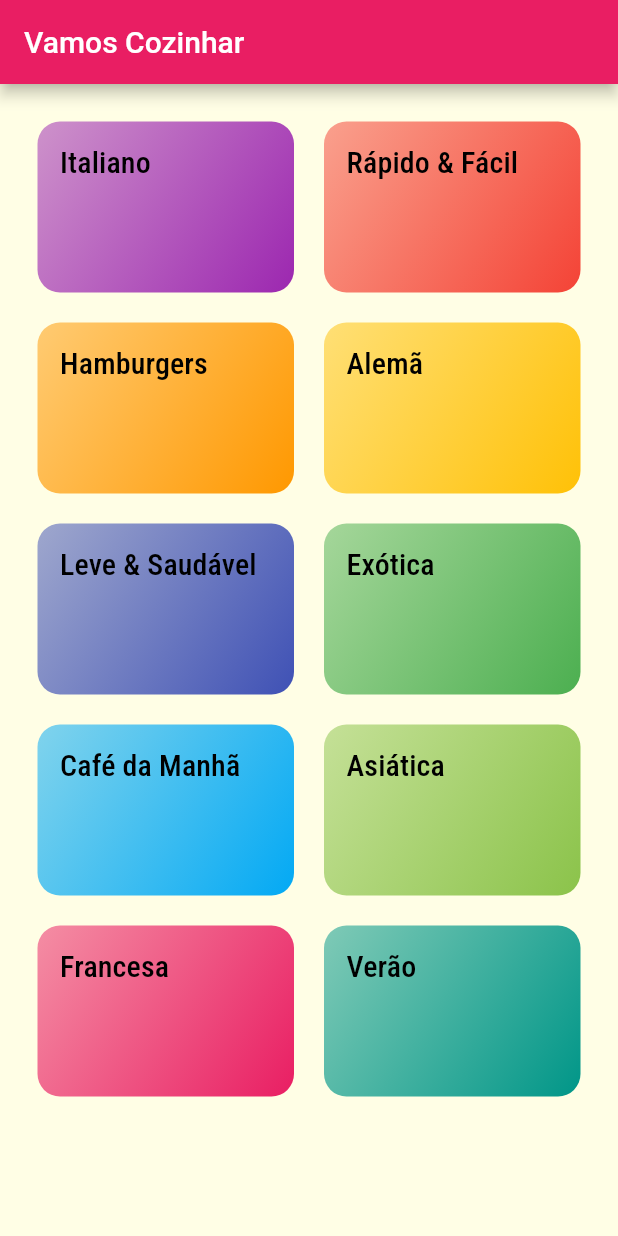
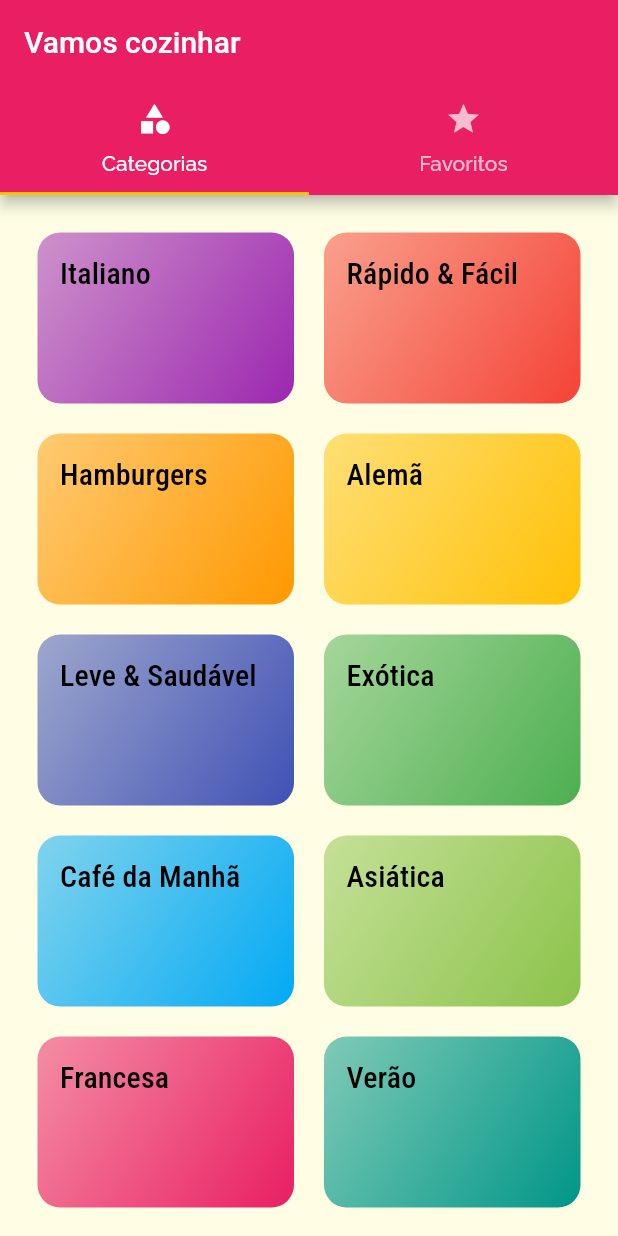
Before and after one commit to avelar42/Meals, a Flutter app: the screen it shows after launch, on a phone screen of 412 x 824 dp. Run offline on Flutter 3.47's test engine with Material 2 defaults, Android fonts, the phone set to English and light mode, and no system bars.

Commit message:
Create tab bar

```diff
--- a/lib/main.dart
+++ b/lib/main.dart
@@ -3,6 +3,7 @@ import 'screens/categories_screen.dart';
 import 'screens/categories_meals_screen.dart';
 import 'screens/meal_detail_screen.dart';
 import 'utils/app_routes.dart';
+import 'screens/tabs_screen.dart';
 
 void main() {
   runApp(const MyApp());
@@ -15,7 +16,7 @@ class MyApp extends StatelessWidget {
   Widget build(BuildContext context) {
     return MaterialApp(
       routes: {
-        AppRoutes.HOME: (ctx) => CategoriesScreen(),
+        AppRoutes.HOME: (ctx) => TabsScreen(),
         AppRoutes.CATEGORIES_MEALS: (ctx) => CategoriesMealsScreen(),
         AppRoutes.MEAL_DETAIL: (ctx) => MealDetailScreen()
       },
--- a/lib/screens/categories_screen.dart
+++ b/lib/screens/categories_screen.dart
@@ -5,11 +5,7 @@ import '../data/dummy_data.dart';
 class CategoriesScreen extends StatelessWidget {
   @override
   Widget build(BuildContext context) {
-    return Scaffold(
-      appBar: AppBar(
-        title: Text("Vamos Cozinhar"),
-      ),
-      body: GridView(
+    return GridView(
       padding: const EdgeInsets.all(25),
       gridDelegate: SliverGridDelegateWithMaxCrossAxisExtent(
           maxCrossAxisExtent: 200,
@@ -19,7 +15,6 @@ class CategoriesScreen extends StatelessWidget {
       children: dummyCategories.map((cat) {
         return CategoryItem(cat);
       }).toList(),
-      ),
     );
   }
 }
--- /dev/null
+++ b/lib/screens/favorite_screen.dart
@@ -0,0 +1,10 @@
+import 'package:flutter/material.dart';
+
+class FavoriteScreen extends StatelessWidget {
+  @override
+  Widget build(BuildContext context) {
+    return Center(
+      child: Text('Minhas refeicoes favoritas'),
+    );
+  }
+}
--- /dev/null
+++ b/lib/screens/tabs_screen.dart
@@ -0,0 +1,29 @@
+import 'package:flutter/material.dart';
+import 'categories_screen.dart';
+import 'favorite_screen.dart';
+
+class TabsScreen extends StatelessWidget {
+  @override
+  Widget build(BuildContext context) {
+    return DefaultTabController(
+      length: 2,
+      child: Scaffold(
+        appBar: AppBar(
+            title: Text('Vamos cozinhar'),
+            bottom: TabBar(
+              tabs: [
+                Tab(
+                  icon: Icon(Icons.category),
+                  text: 'Categorias',
+                ),
+                Tab(
+                  icon: Icon(Icons.star),
+                  text: 'Favoritos',
+                ),
+              ],
+            )),
+        body: TabBarView(children: [CategoriesScreen(), FavoriteScreen()]),
+      ),
+    );
+  }
+}
```
Lines whose indentation alone changed are shown as unchanged.
